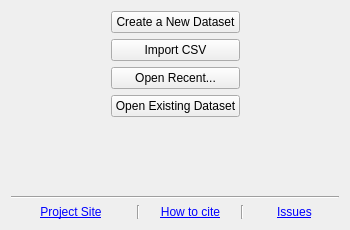
AliSalman-et-al/openmeta-analyst-community, file src/rc_metastudio/forms/welcome_page.ui: the form before one commit.
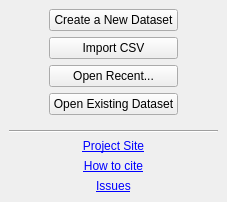
The form after the commit. Icons and pictures are not drawn.

```diff
--- a/src/rc_metastudio/forms/welcome_page.ui
+++ b/src/rc_metastudio/forms/welcome_page.ui
@@ -6,37 +6,37 @@
    <rect>
     <x>0</x>
     <y>0</y>
-    <width>350</width>
-    <height>230</height>
+    <width>0</width>
+    <height>0</height>
    </rect>
   </property>
   <property name="sizePolicy">
-   <sizepolicy hsizetype="Fixed" vsizetype="Fixed">
+   <sizepolicy hsizetype="Preferred" vsizetype="Preferred">
     <horstretch>0</horstretch>
     <verstretch>0</verstretch>
    </sizepolicy>
   </property>
-  <property name="minimumSize">
-   <size>
-    <width>350</width>
-    <height>230</height>
-   </size>
-  </property>
-  <property name="maximumSize">
-   <size>
-    <width>350</width>
-    <height>230</height>
-   </size>
-  </property>
   <property name="windowTitle">
    <string>WizardPage</string>
   </property>
   <property name="title">
    <string>What would you like to do?</string>
   </property>
-  <layout class="QVBoxLayout" name="verticalLayout_2">
+  <layout class="QVBoxLayout" name="workflowPageLayout">
+   <property name="leftMargin"><number>0</number></property>
+   <property name="topMargin"><number>0</number></property>
+   <property name="rightMargin"><number>0</number></property>
+   <property name="bottomMargin"><number>0</number></property>
    <item>
-    <layout class="QHBoxLayout" name="horizontalLayout">
+    <widget class="QScrollArea" name="pageScrollArea">
+     <property name="focusPolicy"><enum>Qt::NoFocus</enum></property>
+     <property name="frameShape"><enum>QFrame::NoFrame</enum></property>
+     <property name="widgetResizable"><bool>true</bool></property>
+     <widget class="QWidget" name="pageScrollContent">
+      <property name="sizePolicy"><sizepolicy hsizetype="Ignored" vsizetype="Preferred"><horstretch>0</horstretch><verstretch>0</verstretch></sizepolicy></property>
+      <layout class="QVBoxLayout" name="welcomeContentLayout">
+       <item>
+        <layout class="QHBoxLayout" name="welcomeActionsLayout">
      <item>
       <spacer name="horizontalSpacer_5">
        <property name="orientation">
@@ -111,8 +111,8 @@
        </property>
       </spacer>
      </item>
-    </layout>
-   </item>
+        </layout>
+       </item>
    <item>
     <spacer name="verticalSpacer_2">
      <property name="orientation">
@@ -134,15 +134,9 @@
     </widget>
    </item>
    <item>
-    <layout class="QHBoxLayout" name="horizontalLayout_2">
+    <layout class="QVBoxLayout" name="welcomeLinksLayout">
      <item>
       <widget class="QLabel" name="RCMS_onlineLabel">
-       <property name="minimumSize">
-        <size>
-         <width>120</width>
-         <height>0</height>
-        </size>
-       </property>
        <property name="text">
         <string>&lt;a href=&quot;https://github.com/AliSalman-et-al/rc-metastudio&quot;&gt;Project Site&lt;/a&gt;</string>
        </property>
@@ -154,24 +148,11 @@
        </property>
       </widget>
      </item>
-     <item>
-      <widget class="Line" name="line_3">
-       <property name="orientation">
-        <enum>Qt::Vertical</enum>
-       </property>
-      </widget>
-     </item>
      <item>
       <widget class="QLabel" name="how_to_citeLabel">
        <property name="enabled">
         <bool>false</bool>
        </property>
-       <property name="minimumSize">
-        <size>
-         <width>80</width>
-         <height>0</height>
-        </size>
-       </property>
        <property name="text">
         <string>&lt;a href=&quot;https://www.jstatsoft.org/article/view/v049i05&quot;&gt;How to cite&lt;/a&gt;</string>
        </property>
@@ -183,21 +164,8 @@
        </property>
       </widget>
      </item>
-     <item>
-      <widget class="Line" name="line_4">
-       <property name="orientation">
-        <enum>Qt::Vertical</enum>
-       </property>
-      </widget>
-     </item>
      <item>
       <widget class="QLabel" name="issue_feedback_label">
-       <property name="minimumSize">
-        <size>
-         <width>70</width>
-         <height>0</height>
-        </size>
-       </property>
        <property name="text">
         <string>&lt;a href=&quot;https://github.com/AliSalman-et-al/rc-metastudio/issues&quot;&gt;Issues&lt;/a&gt;</string>
        </property>
@@ -210,6 +178,10 @@
       </widget>
      </item>
     </layout>
+   </item>
+      </layout>
+     </widget>
+    </widget>
    </item>
   </layout>
  </widget>
```
Left out of the diff: 8 changed lines with no effect on the pictures.
